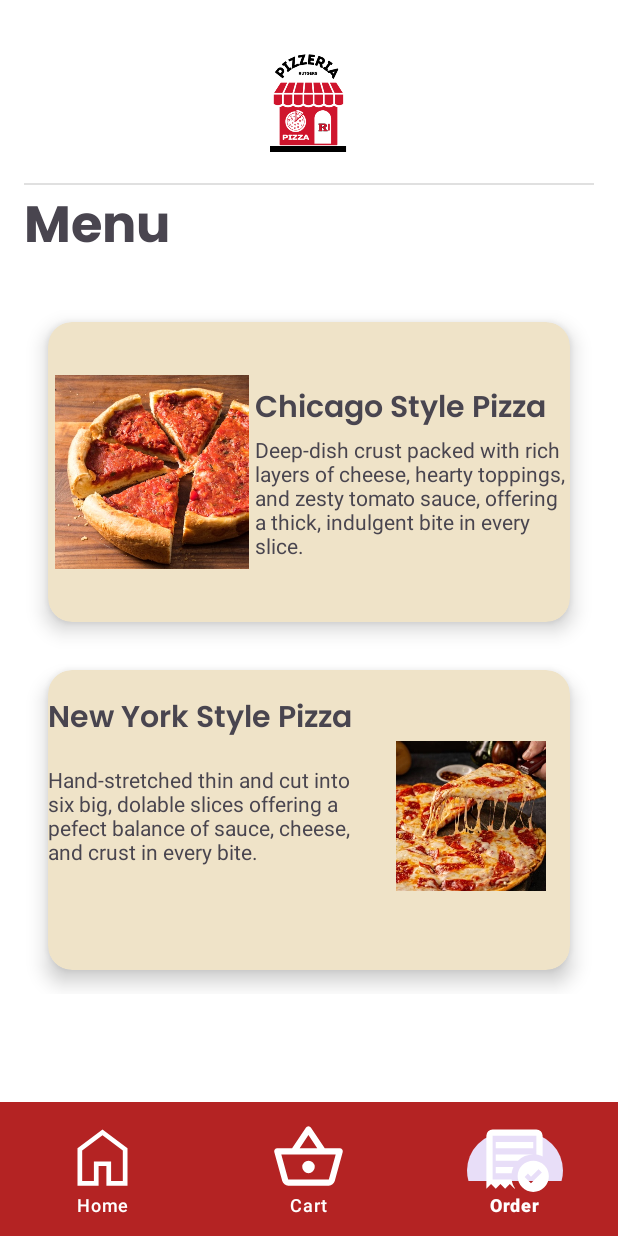
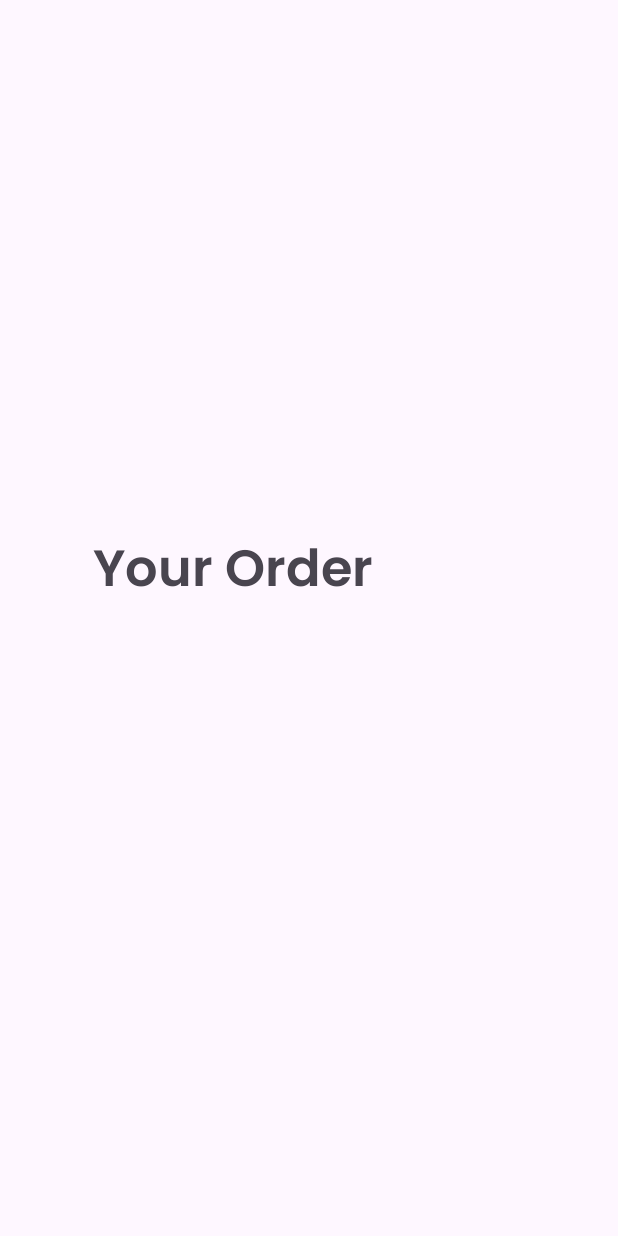
Before and after one commit to skhann7201/PizzaOrderApp, an Android app: the screen it shows after launch (MainActivity before the commit, OrderActivity after it), item 3 of the bottom bar chosen, on a phone screen of 412 x 824 dp. Run offline under Robolectric (Android 15) with nearby library versions, the phone set to English and light mode, and no system bars.

Commit message:
update navigation to each page

```diff
--- a/app/src/main/java/com/example/rupizzeria/MainActivity.java
+++ b/app/src/main/java/com/example/rupizzeria/MainActivity.java
@@ -1,12 +1,16 @@
 package com.example.rupizzeria;
 
+import android.content.Intent;
 import android.os.Bundle;
 
 import androidx.activity.EdgeToEdge;
 import androidx.appcompat.app.AppCompatActivity;
+import androidx.cardview.widget.CardView;
 import androidx.core.graphics.Insets;
 import androidx.core.view.ViewCompat;
 import androidx.core.view.WindowInsetsCompat;
+
+import com.google.android.material.bottomnavigation.BottomNavigationView;
 
 public class MainActivity extends AppCompatActivity {
 
@@ -20,5 +24,45 @@ public class MainActivity extends AppCompatActivity {
             v.setPadding(systemBars.left, systemBars.top, systemBars.right, systemBars.bottom);
             return insets;
         });
+
+        // Find CardView and set OnClickListener
+        CardView chicagoPizzaCard = findViewById(R.id.cardview_chicagoPizza);
+        chicagoPizzaCard.setOnClickListener(v -> {
+            // Navigate to ChicagoPizzaActivity
+            Intent intent = new Intent(MainActivity.this, ChicagoPizzaActivity.class);
+            startActivity(intent);
+        });
+
+        // Find NYPizzaCard and set OnClickListener
+        CardView nyPizzaCard = findViewById(R.id.cardview_NYPizza);
+        nyPizzaCard.setOnClickListener(v -> {
+            // Navigate to NYPizzaActivity
+            Intent intent = new Intent(MainActivity.this, NewYorkPizzaActivity.class);
+            startActivity(intent);
+        });
+
+        BottomNavigationView bottomNavigationView = findViewById(R.id.bottom_navigation);
+
+        bottomNavigationView.setOnItemSelectedListener(item -> {
+            int id = item.getItemId();
+
+            if (id == R.id.nav_home) {
+                // Handle home
+                return true;
+            } else if (id == R.id.nav_cart) {
+                // Handle cart
+                Intent cartIntent = new Intent(MainActivity.this, CartActivity.class);
+                startActivity(cartIntent);
+                return true;
+            } else if (id == R.id.nav_order) {
+                // Handle order
+                Intent orderIntent = new Intent(MainActivity.this, OrderActivity.class);
+                startActivity(orderIntent);
+                return true;
+            }
+
+            return false;
+        });
+
     }
 }
--- /dev/null
+++ b/app/src/main/java/com/example/rupizzeria/OrderActivity.java
@@ -0,0 +1,18 @@
+package com.example.rupizzeria;
+
+import android.os.Bundle;
+
+import androidx.activity.EdgeToEdge;
+import androidx.appcompat.app.AppCompatActivity;
+import androidx.core.graphics.Insets;
+import androidx.core.view.ViewCompat;
+import androidx.core.view.WindowInsetsCompat;
+
+public class OrderActivity extends AppCompatActivity {
+
+    @Override
+    protected void onCreate(Bundle savedInstanceState) {
+        super.onCreate(savedInstanceState);
+        setContentView(R.layout.activity_order);
+    }
+}
--- a/app/src/main/res/layout/activity_main.xml
+++ b/app/src/main/res/layout/activity_main.xml
@@ -54,13 +54,14 @@
                 android:textSize="34sp" />
 
             <androidx.cardview.widget.CardView
-                android:id="@+id/chicagoPizzaCard"
+                android:id="@+id/cardview_chicagoPizza"
                 android:layout_width="match_parent"
                 android:layout_height="200dp"
                 android:layout_margin="16dp"
                 app:cardBackgroundColor="#EFE3C8"
                 app:cardCornerRadius="16dp"
-                app:cardElevation="8dp">
+                app:cardElevation="8dp"
+                android:foreground="?attr/selectableItemBackground">
 
                 <LinearLayout
                     android:layout_width="match_parent"
@@ -101,13 +102,14 @@
             </androidx.cardview.widget.CardView>
 
             <androidx.cardview.widget.CardView
-                android:id="@+id/NYPizzaCard"
+                android:id="@+id/cardview_NYPizza"
                 android:layout_width="match_parent"
                 android:layout_height="200dp"
                 android:layout_margin="16dp"
                 app:cardBackgroundColor="#EFE3C8"
                 app:cardCornerRadius="16dp"
-                app:cardElevation="8dp">
+                app:cardElevation="8dp"
+                android:foreground="?attr/selectableItemBackground">
 
                 <LinearLayout
                     android:layout_width="match_parent"
--- a/app/src/main/res/layout/activity_order.xml
+++ b/app/src/main/res/layout/activity_order.xml
@@ -1,6 +1,21 @@
 <?xml version="1.0" encoding="utf-8"?>
 <androidx.constraintlayout.widget.ConstraintLayout xmlns:android="http://schemas.android.com/apk/res/android"
+    xmlns:app="http://schemas.android.com/apk/res-auto"
+    xmlns:tools="http://schemas.android.com/tools"
     android:layout_width="match_parent"
-    android:layout_height="match_parent">
+    android:layout_height="match_parent"
+    tools:context=".OrderActivity"
+    >
 
+    <TextView
+        android:id="@+id/textView9"
+        android:layout_width="288dp"
+        android:layout_height="118dp"
+        android:fontFamily="@font/poppins_semibold"
+        android:text="Your Order"
+        android:textSize="34sp"
+        app:layout_constraintBottom_toBottomOf="parent"
+        app:layout_constraintEnd_toEndOf="parent"
+        app:layout_constraintStart_toStartOf="parent"
+        app:layout_constraintTop_toTopOf="parent" />
 </androidx.constraintlayout.widget.ConstraintLayout>
--- a/app/src/main/res/menu/bottom_navigation_menu.xml
+++ b/app/src/main/res/menu/bottom_navigation_menu.xml
@@ -1,13 +1,13 @@
 <?xml version="1.0" encoding="utf-8"?>
-<menu xmlns:app="http://schemas.android.com/apk/res-auto"
-    xmlns:android="http://schemas.android.com/apk/res/android">
+<menu xmlns:android="http://schemas.android.com/apk/res/android"
+    xmlns:app="http://schemas.android.com/apk/res-auto">
 
     <item
         android:id="@+id/nav_home"
         android:icon="@drawable/menu_home"
         android:title="@string/nav_home"/>
     <item
-        android:id="@+id/nv_cart"
+        android:id="@+id/nav_cart"
         android:icon="@drawable/menu_cart"
         android:title="@string/nav_cart" />
     <item
```
Also changed, not shown: app/src/main/AndroidManifest.xml (+17 -2 lines), app/src/main/java/com/example/rupizzeria/CartActivity.java (added, +18 -0 lines), app/src/main/java/com/example/rupizzeria/ChicagoPizzaActivity.java (added, +14 -0 lines), app/src/main/java/com/example/rupizzeria/NewYorkPizzaActivity.java (added, +14 -0 lines), app/src/main/res/layout/activity_cart.xml (+14 -1 lines), app/src/main/res/layout/activity_ny_pizza.xml (+10 -1 lines).
